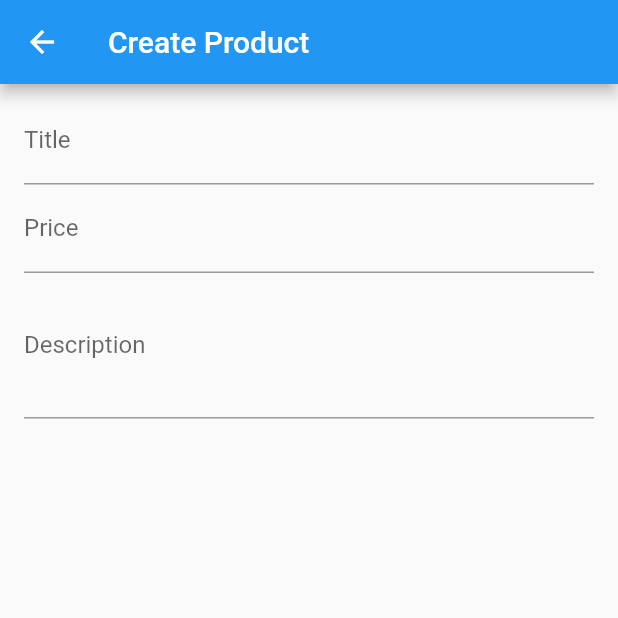
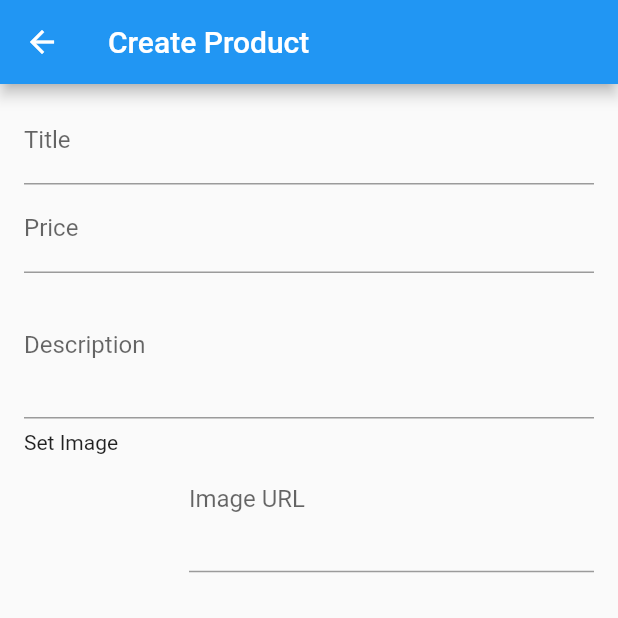
Before and after one commit to Rares23/my_shop_app, a Flutter app: the CreateProductScreen screen opened by its route, on a phone screen of 412 x 824 dp, the top half of it. Run offline on Flutter 3.47's test engine with Material 2 defaults, Android fonts, the phone set to English and light mode, and no system bars; network calls fail.

Commit message:
add text input for image url

```diff
--- a/lib/components/product_form.dart
+++ b/lib/components/product_form.dart
@@ -6,13 +6,30 @@ class ProductForm extends StatefulWidget {
 }
 
 class _ProductFormState extends State<ProductForm> {
-  FocusNode _priceFocusNode = FocusNode();
-  FocusNode _descriptionFocusNode = FocusNode();
+  final FocusNode _priceFocusNode = FocusNode();
+  final FocusNode _descriptionFocusNode = FocusNode();
+  final FocusNode _imageUrlFocusNode = FocusNode();
+  final _imageUrlController = TextEditingController();
+
+  void _updateImageUrl() {
+    if (!_imageUrlFocusNode.hasFocus) {
+      setState(() {});
+    }
+  }
+
+  @override
+  void initState() {
+    _imageUrlFocusNode.addListener(_updateImageUrl);
+    super.initState();
+  }
 
   @override
   void dispose() {
+    _imageUrlFocusNode.removeListener(_updateImageUrl);
     _priceFocusNode.dispose();
     _descriptionFocusNode.dispose();
+    _imageUrlFocusNode.dispose();
+    _imageUrlController.dispose();
 
     super.dispose();
   }
@@ -55,6 +72,33 @@ class _ProductFormState extends State<ProductForm> {
               onFieldSubmitted: (_) {},
               focusNode: _descriptionFocusNode,
             ),
+            Row(
+              children: [
+                Container(
+                  width: 100,
+                  height: 100,
+                  margin: EdgeInsets.only(top: 8, right: 10),
+                  child: _imageUrlController.text.isEmpty
+                      ? Text('Set Image')
+                      : Container(
+                          child: Image.network(_imageUrlController.text),
+                        ),
+                ),
+                Expanded(
+                  child: TextFormField(
+                    decoration: InputDecoration(
+                      labelText: 'Image URL',
+                    ),
+                    maxLines: 3,
+                    keyboardType: TextInputType.url,
+                    textInputAction: TextInputAction.done,
+                    onFieldSubmitted: (_) {},
+                    controller: _imageUrlController,
+                    focusNode: _imageUrlFocusNode,
+                  ),
+                ),
+              ],
+            ),
           ],
         ),
       ),
```
